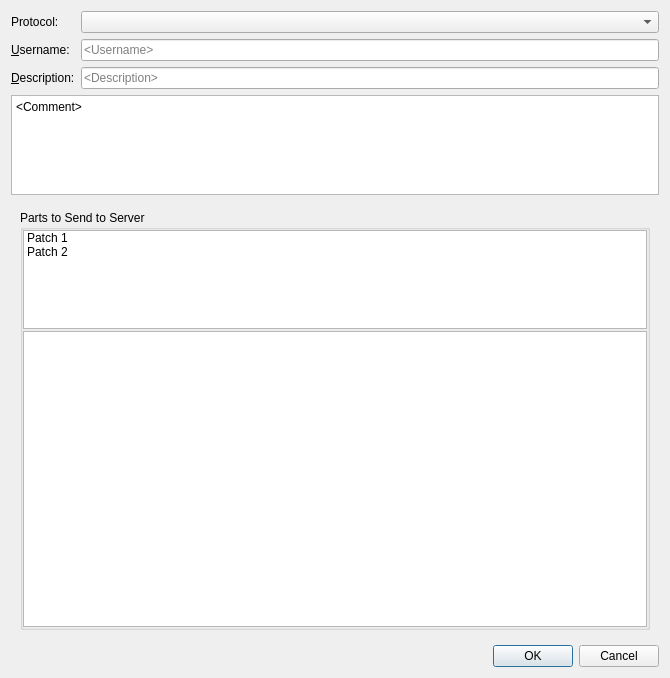
qt-creator/qt-creator, file src/plugins/cpaster/pasteview.ui: the form before one commit.
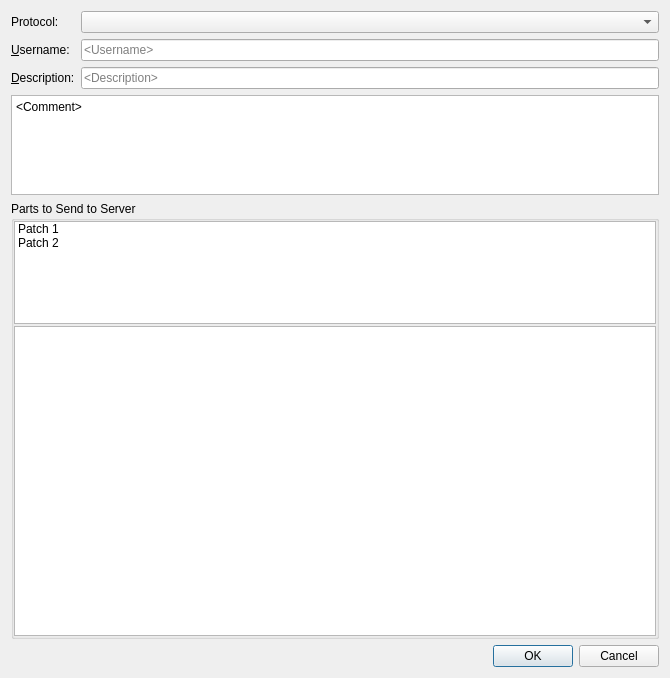
The form after the commit. Custom widgets are drawn as their Qt base class.

Commit message: CPaster: Fix layout in submit dialog

Patch:
```diff
--- a/src/plugins/cpaster/pasteview.ui
+++ b/src/plugins/cpaster/pasteview.ui
@@ -92,6 +92,9 @@
     <widget class="QStackedWidget" name="stackedWidget">
      <widget class="QWidget" name="diffChunkPage">
       <layout class="QVBoxLayout" name="verticalLayout">
+       <property name="margin">
+        <number>0</number>
+       </property>
        <item>
         <widget class="QGroupBox" name="groupBox">
          <property name="sizePolicy">
```
Left out of the diff: 6 changed lines with no effect on the pictures.
